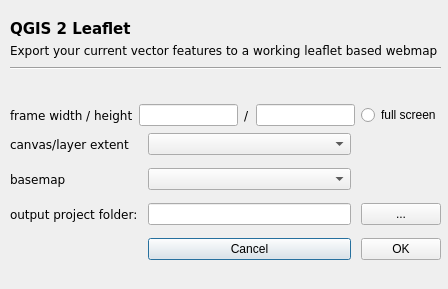
Above: ui_qgis2leaf.ui from Geolicious/qgis2leaf before the change. Below: the same form after it.
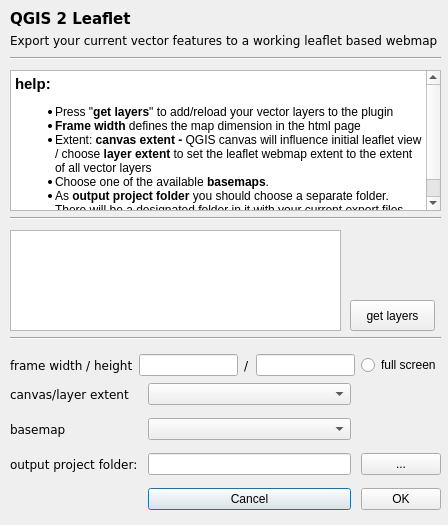
That is the form after the change.

Commit message: new interactive layer control for #22, new tag web for issue #31, new unicode treatment for non ascii characters as described in issue #32, solved issue #33 and redesign of export folder structure to avoid error descibed in issue #37

What changed in the file:
```diff
--- a/ui_qgis2leaf.ui
+++ b/ui_qgis2leaf.ui
@@ -7,7 +7,7 @@
     <x>0</x>
     <y>0</y>
     <width>448</width>
-    <height>289</height>
+    <height>525</height>
    </rect>
   </property>
   <property name="windowTitle">
@@ -17,7 +17,7 @@
    <property name="geometry">
     <rect>
      <x>10</x>
-     <y>130</y>
+     <y>380</y>
      <width>431</width>
      <height>136</height>
     </rect>
@@ -98,7 +98,7 @@
    <property name="geometry">
     <rect>
      <x>10</x>
-     <y>20</y>
+     <y>10</y>
      <width>131</width>
      <height>18</height>
     </rect>
@@ -119,7 +119,7 @@
    <property name="geometry">
     <rect>
      <x>10</x>
-     <y>40</y>
+     <y>30</y>
      <width>431</width>
      <height>21</height>
     </rect>
@@ -137,7 +137,7 @@
    <property name="geometry">
     <rect>
      <x>10</x>
-     <y>60</y>
+     <y>50</y>
      <width>431</width>
      <height>16</height>
     </rect>
@@ -150,7 +150,7 @@
    <property name="geometry">
     <rect>
      <x>10</x>
-     <y>100</y>
+     <y>350</y>
      <width>431</width>
      <height>31</height>
     </rect>
@@ -195,6 +195,77 @@
     </item>
    </layout>
   </widget>
+  <widget class="QListWidget" name="listWidget">
+   <property name="geometry">
+    <rect>
+     <x>10</x>
+     <y>230</y>
+     <width>331</width>
+     <height>101</height>
+    </rect>
+   </property>
+  </widget>
+  <widget class="QPushButton" name="getButton">
+   <property name="geometry">
+    <rect>
+     <x>350</x>
+     <y>300</y>
+     <width>85</width>
+     <height>31</height>
+    </rect>
+   </property>
+   <property name="text">
+    <string>get layers</string>
+   </property>
+  </widget>
+  <widget class="Line" name="line_2">
+   <property name="geometry">
+    <rect>
+     <x>10</x>
+     <y>330</y>
+     <width>431</width>
+     <height>16</height>
+    </rect>
+   </property>
+   <property name="orientation">
+    <enum>Qt::Horizontal</enum>
+   </property>
+  </widget>
+  <widget class="Line" name="line_3">
+   <property name="geometry">
+    <rect>
+     <x>10</x>
+     <y>210</y>
+     <width>431</width>
+     <height>16</height>
+    </rect>
+   </property>
+   <property name="orientation">
+    <enum>Qt::Horizontal</enum>
+   </property>
+  </widget>
+  <widget class="QTextBrowser" name="textBrowser">
+   <property name="geometry">
+    <rect>
+     <x>10</x>
+     <y>70</y>
+     <width>431</width>
+     <height>141</height>
+    </rect>
+   </property>
+   <property name="html">
+    <string>&lt;!DOCTYPE HTML PUBLIC &quot;-//W3C//DTD HTML 4.0//EN&quot; &quot;http://www.w3.org/TR/REC-html40/strict.dtd&quot;&gt;
+&lt;html&gt;&lt;head&gt;&lt;meta name=&quot;qrichtext&quot; content=&quot;1&quot; /&gt;&lt;style type=&quot;text/css&quot;&gt;
+p, li { white-space: pre-wrap; }
+&lt;/style&gt;&lt;/head&gt;&lt;body style=&quot; font-family:'Sans'; font-size:9pt; font-weight:400; font-style:normal;&quot;&gt;
+&lt;p style=&quot; margin-top:0px; margin-bottom:0px; margin-left:0px; margin-right:0px; -qt-block-indent:0; text-indent:0px;&quot;&gt;&lt;span style=&quot; font-size:11pt; font-weight:600;&quot;&gt;help: &lt;/span&gt;&lt;/p&gt;
+&lt;ul style=&quot;margin-top: 0px; margin-bottom: 0px; margin-left: 0px; margin-right: 0px; -qt-list-indent: 1;&quot;&gt;&lt;li style=&quot; margin-top:12px; margin-bottom:0px; margin-left:0px; margin-right:0px; -qt-block-indent:0; text-indent:0px;&quot;&gt;Press &amp;quot;&lt;span style=&quot; font-weight:600;&quot;&gt;get layers&lt;/span&gt;&amp;quot; to add/reload your vector layers to the plugin &lt;/li&gt;
+&lt;li style=&quot; margin-top:0px; margin-bottom:0px; margin-left:0px; margin-right:0px; -qt-block-indent:0; text-indent:0px;&quot;&gt;&lt;span style=&quot; font-weight:600;&quot;&gt;Frame width&lt;/span&gt; defines the map dimension in the html page&lt;/li&gt;
+&lt;li style=&quot; margin-top:0px; margin-bottom:0px; margin-left:0px; margin-right:0px; -qt-block-indent:0; text-indent:0px;&quot;&gt;Extent: &lt;span style=&quot; font-weight:600;&quot;&gt;canvas extent - &lt;/span&gt;QGIS canvas will influence initial leaflet view / choose &lt;span style=&quot; font-weight:600;&quot;&gt;layer extent&lt;/span&gt; to set the leaflet webmap extent to the extent of all vector layers&lt;/li&gt;
+&lt;li style=&quot; margin-top:0px; margin-bottom:0px; margin-left:0px; margin-right:0px; -qt-block-indent:0; text-indent:0px;&quot;&gt;Choose one of the available &lt;span style=&quot; font-weight:600;&quot;&gt;basemaps&lt;/span&gt;. &lt;/li&gt;
+&lt;li style=&quot; margin-top:0px; margin-bottom:0px; margin-left:0px; margin-right:0px; -qt-block-indent:0; text-indent:0px;&quot;&gt;As &lt;span style=&quot; font-weight:600;&quot;&gt;output project folder&lt;/span&gt; you should choose a separate folder. There will be a designated folder in it with your current export files and folders.&lt;/li&gt;&lt;/ul&gt;&lt;/body&gt;&lt;/html&gt;</string>
+   </property>
+  </widget>
   <action name="actionLoadList">
    <property name="text">
     <string>loadList</string>
```
The commit also changes 3 other files.
